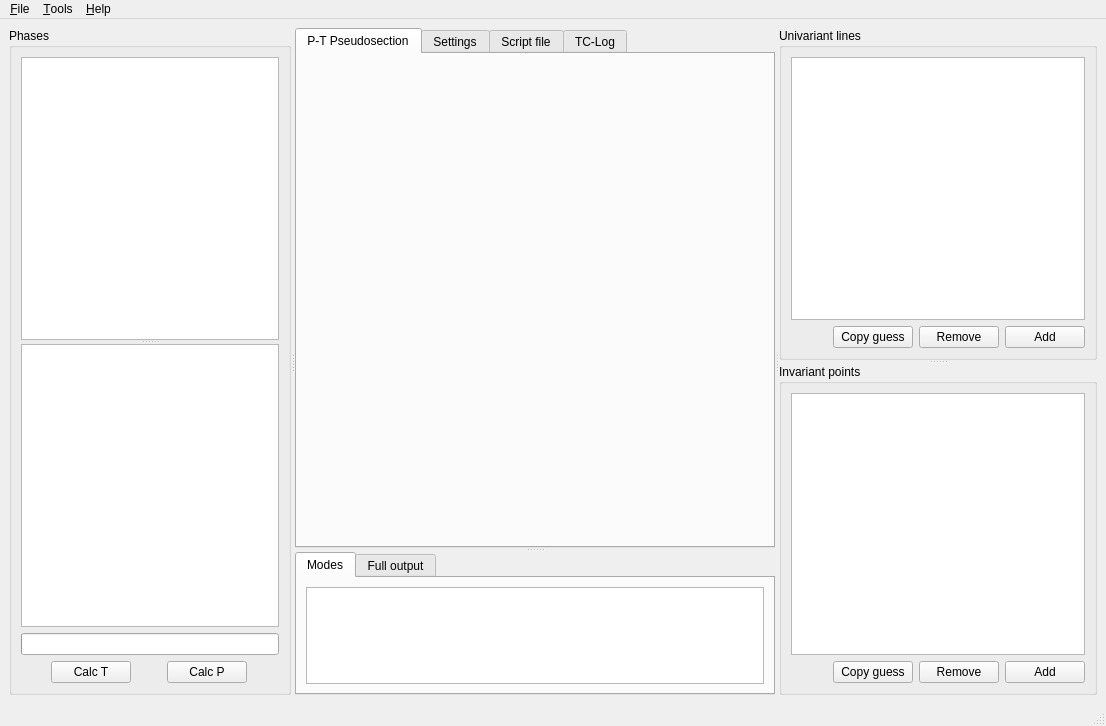
Qt form pypsbuilder/ui/psbuilder.ui (ondrolexa/pypsbuilder) before a commit.
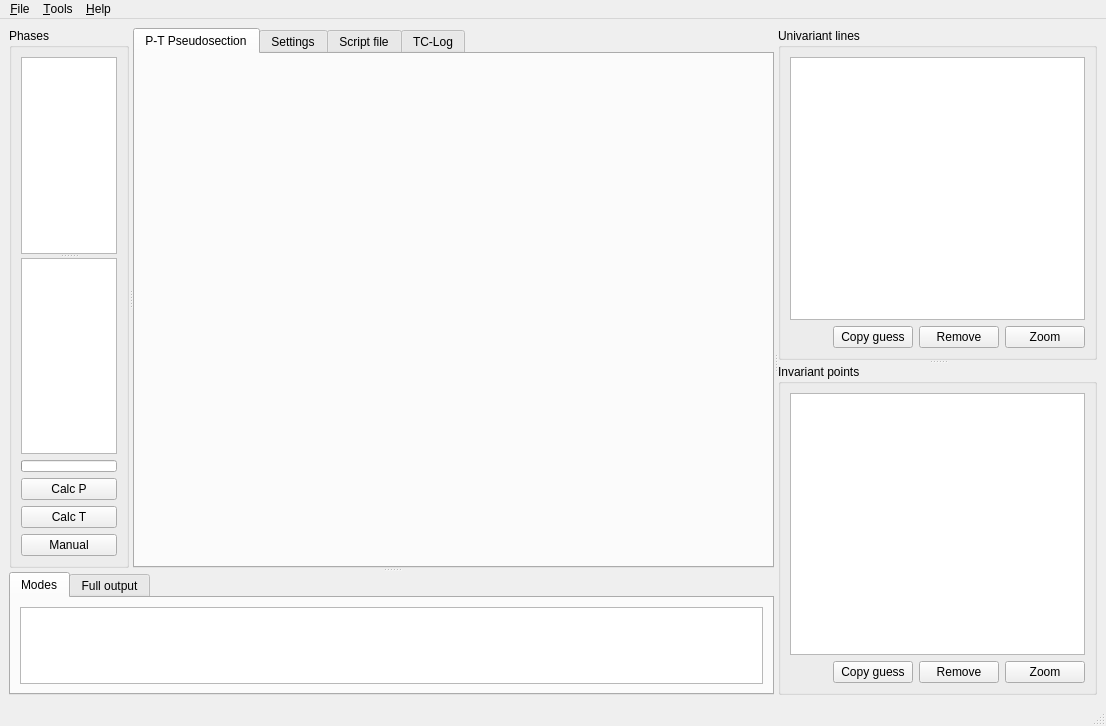
The same form after that commit.

```diff
--- a/pypsbuilder/ui/psbuilder.ui
+++ b/pypsbuilder/ui/psbuilder.ui
@@ -34,11 +34,31 @@
    </property>
    <layout class="QVBoxLayout" name="verticalLayout_4">
     <item>
-     <widget class="QSplitter" name="splitter_main">
+     <widget class="QSplitter" name="splitter_right">
+      <property name="orientation">
+       <enum>Qt::Horizontal</enum>
+      </property>
+      <widget class="QSplitter" name="splitter_bottom">
+       <property name="orientation">
+        <enum>Qt::Vertical</enum>
+       </property>
+       <widget class="QSplitter" name="splitter_left">
       <property name="orientation">
        <enum>Qt::Horizontal</enum>
       </property>
       <widget class="QGroupBox" name="groupBox_3">
+         <property name="sizePolicy">
+          <sizepolicy hsizetype="Fixed" vsizetype="Preferred">
+           <horstretch>0</horstretch>
+           <verstretch>0</verstretch>
+          </sizepolicy>
+         </property>
+         <property name="maximumSize">
+          <size>
+           <width>120</width>
+           <height>16777215</height>
+          </size>
+         </property>
        <property name="title">
         <string>Phases</string>
        </property>
@@ -49,12 +69,6 @@
            <enum>Qt::Vertical</enum>
           </property>
           <widget class="QListView" name="phaseview">
-           <property name="sizePolicy">
-            <sizepolicy hsizetype="Expanding" vsizetype="Expanding">
-             <horstretch>0</horstretch>
-             <verstretch>0</verstretch>
-            </sizepolicy>
-           </property>
            <property name="spacing">
             <number>4</number>
            </property>
@@ -68,11 +82,11 @@
         </item>
         <item>
          <widget class="QProgressBar" name="progressBar">
-          <property name="sizePolicy">
-           <sizepolicy hsizetype="Expanding" vsizetype="Fixed">
-            <horstretch>0</horstretch>
-            <verstretch>0</verstretch>
-           </sizepolicy>
+            <property name="maximumSize">
+             <size>
+              <width>16777215</width>
+              <height>12</height>
+             </size>
           </property>
           <property name="value">
            <number>0</number>
@@ -83,37 +97,7 @@
          </widget>
         </item>
         <item>
-         <layout class="QHBoxLayout" name="horizontalLayout_5">
-          <property name="sizeConstraint">
-           <enum>QLayout::SetDefaultConstraint</enum>
-          </property>
-          <item>
-           <widget class="QPushButton" name="pushCalcTatP">
-            <property name="sizePolicy">
-             <sizepolicy hsizetype="Fixed" vsizetype="Fixed">
-              <horstretch>0</horstretch>
-              <verstretch>0</verstretch>
-             </sizepolicy>
-            </property>
-            <property name="maximumSize">
-             <size>
-              <width>16777215</width>
-              <height>16777215</height>
-             </size>
-            </property>
-            <property name="text">
-             <string>Calc T</string>
-            </property>
-           </widget>
-          </item>
-          <item>
            <widget class="QPushButton" name="pushCalcPatT">
-            <property name="sizePolicy">
-             <sizepolicy hsizetype="Fixed" vsizetype="Fixed">
-              <horstretch>0</horstretch>
-              <verstretch>0</verstretch>
-             </sizepolicy>
-            </property>
             <property name="maximumSize">
              <size>
               <width>16777215</width>
@@ -125,14 +109,28 @@
             </property>
            </widget>
           </item>
-         </layout>
-        </item>
-       </layout>
-      </widget>
-      <widget class="QSplitter" name="splitter">
-       <property name="orientation">
-        <enum>Qt::Vertical</enum>
-       </property>
+          <item>
+           <widget class="QPushButton" name="pushCalcTatP">
+            <property name="maximumSize">
+             <size>
+              <width>16777215</width>
+              <height>16777215</height>
+             </size>
+            </property>
+            <property name="text">
+             <string>Calc T</string>
+            </property>
+           </widget>
+          </item>
+          <item>
+           <widget class="QPushButton" name="pushManual">
+            <property name="text">
+             <string>Manual</string>
+            </property>
+           </widget>
+          </item>
+         </layout>
+        </widget>
        <widget class="QTabWidget" name="tabMain">
         <property name="sizePolicy">
          <sizepolicy hsizetype="Expanding" vsizetype="Preferred">
@@ -143,7 +141,7 @@
         <property name="minimumSize">
          <size>
           <width>480</width>
-          <height>520</height>
+           <height>540</height>
          </size>
         </property>
         <property name="maximumSize">
@@ -631,6 +629,7 @@
          </layout>
         </widget>
        </widget>
+       </widget>
        <widget class="QTabWidget" name="tabOutput">
         <property name="currentIndex">
          <number>0</number>
@@ -735,7 +734,7 @@
               </sizepolicy>
              </property>
              <property name="text">
-              <string>Add</string>
+              <string>Zoom</string>
              </property>
             </widget>
            </item>
@@ -814,7 +813,7 @@
               </sizepolicy>
              </property>
              <property name="text">
-              <string>Add</string>
+              <string>Zoom</string>
              </property>
             </widget>
            </item>
```
Left out of the diff: 12 changed lines with no effect on the pictures. Lines whose indentation alone changed are shown as unchanged.
